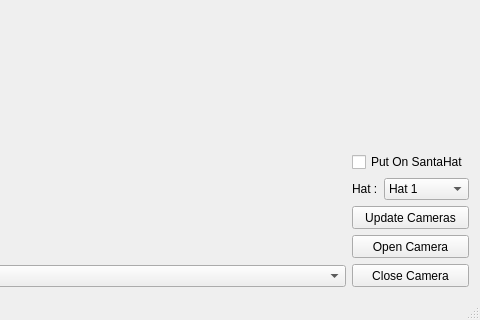
Above: mainwindow.ui from WangHongshuo/Simple_Camera_APP-Qt-opencv before the change; both pictures show x 305 to 785 and y 269 to 589 of the 785 by 589 pixel window. Below: the same form after it.
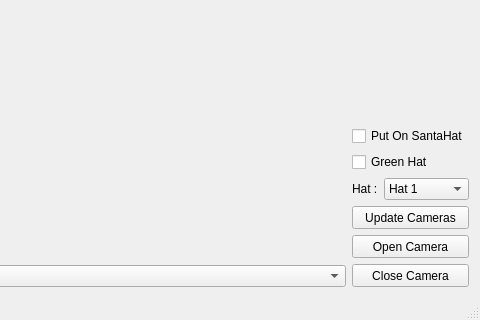
That is the form after the change. Custom widgets are drawn as their Qt base class.

Commit message: green hat

Patch:
```diff
--- a/mainwindow.ui
+++ b/mainwindow.ui
@@ -14,7 +14,7 @@
    <string>MainWindow</string>
   </property>
   <widget class="QWidget" name="centralWidget">
-   <layout class="QHBoxLayout" name="horizontalLayout_3" stretch="10,0">
+   <layout class="QHBoxLayout" name="horizontalLayout_3" stretch="10,1">
     <item>
      <layout class="QVBoxLayout" name="verticalLayout" stretch="10,0">
       <item>
@@ -59,7 +59,7 @@
        </spacer>
       </item>
       <item>
-       <layout class="QVBoxLayout" name="verticalLayout_2" stretch="1,2">
+       <layout class="QVBoxLayout" name="verticalLayout_2" stretch="1,0,2">
         <item>
          <widget class="QCheckBox" name="putOnSantaHatCheckBox">
           <property name="text">
@@ -67,6 +67,13 @@
           </property>
          </widget>
         </item>
+        <item>
+         <widget class="QCheckBox" name="greenHatCheckBox">
+          <property name="text">
+           <string>Green Hat</string>
+          </property>
+         </widget>
+        </item>
         <item>
          <layout class="QHBoxLayout" name="horizontalLayout_2" stretch="0,1">
           <item>
```
Left out of the diff: 6 changed lines with no effect on the pictures. The commit also changes 4 other files.
